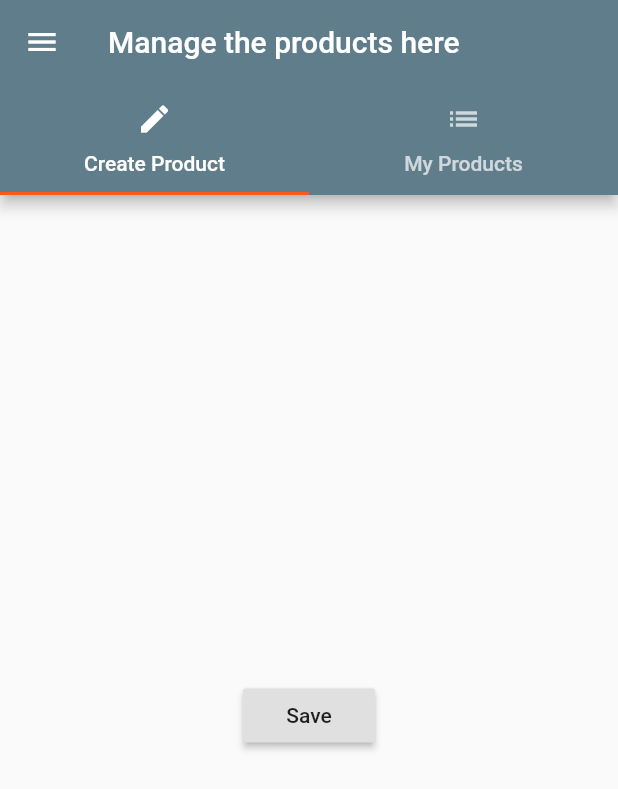
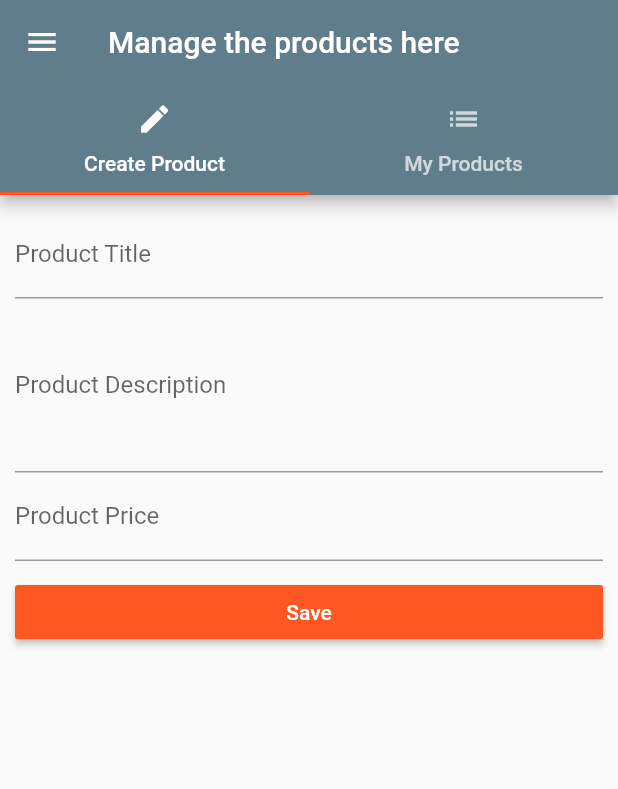
Before and after one commit to theonoelgithub/flutter_schwarzmuller_course, a Flutter app: the ProductsAdminPage screen opened by its route, on a phone screen of 412 x 824 dp. Shown: the top 789 px of the screen. Run offline on Flutter 3.47's test engine with Material 2 defaults, Android fonts, the phone set to English and light mode, and no system bars.

Commit message:
working with forms

```diff
--- a/lib/main.dart
+++ b/lib/main.dart
@@ -4,7 +4,7 @@ import 'package:flutter/material.dart';
 import './pages/products_admin.dart';
 import './pages/products.dart';
 import './pages/product.dart';
-
+import './pages/auth.dart';
 
 void main() {
   // debugPaintSizeEnabled = true;
@@ -21,9 +21,9 @@ class MyApp extends StatefulWidget {
 }
 
 class _MyAppState extends State<MyApp> {
-  List<Map<String, String>> _products = [];
+  List<Map<String, dynamic>> _products = [];
 
-  void _addProduct(Map<String, String> product) {
+  void _addProduct(Map<String, dynamic> product) {
     setState(() {
       _products.add(product);
     });
@@ -46,8 +46,9 @@ class _MyAppState extends State<MyApp> {
           accentColor: Colors.deepOrange),
       // home: AuthPage(),
       routes: {
-        '/': (BuildContext context) => ProductsPage(_products, _addProduct, _deleteProduct),
-        '/admin': (BuildContext context) => ProductsAdminPage(),
+        '/': (BuildContext context) => AuthPage(),
+        '/products': (BuildContext context) => ProductsPage(_products),
+        '/admin': (BuildContext context) => ProductsAdminPage(_addProduct, _deleteProduct),
       },
       onGenerateRoute: (RouteSettings settings) {
         final List<String> pathElements = settings.name.split('/');
@@ -67,7 +68,7 @@ class _MyAppState extends State<MyApp> {
         return null;
       },
       onUnknownRoute: (RouteSettings settings) {
-        return MaterialPageRoute(builder: (BuildContext context) => ProductsPage(_products, _addProduct, _deleteProduct));
+        return MaterialPageRoute(builder: (BuildContext context) => ProductsPage(_products));
       },
     );
   }
--- a/lib/pages/product_create.dart
+++ b/lib/pages/product_create.dart
@@ -1,19 +1,68 @@
 import 'package:flutter/material.dart';
 
-class ProductCreatePage extends StatelessWidget {
+class ProductCreatePage extends StatefulWidget {
+ final Function addProduct;
+
+ ProductCreatePage(this.addProduct);
+
+  @override
+  _ProductCreatePageState createState() => _ProductCreatePageState();
+}
+
+class _ProductCreatePageState extends State<ProductCreatePage> {
+  String _titleValue = "";
+  String _descriptionValue = "";
+  double _priceValue;
+
+
   @override
   Widget build(BuildContext context) {
-    return Center(
-      child: RaisedButton(
-        child: Text('Save'),
-        onPressed: () {
-          showModalBottomSheet(
-            context: context,
-            builder: (BuildContext context) {
-              return Center(child: Text('This is a Modal'),);
-            },
-          );
-        }
+    return Container(
+      margin: EdgeInsets.all(10.0),
+      child: ListView(
+        children: <Widget>[
+          TextField(
+            decoration: InputDecoration(labelText: 'Product Title'),
+            onChanged: (String value) {
+              setState(() {
+                _titleValue = value;
+              }
+            );
+          }),
+          TextField(
+            decoration: InputDecoration(labelText: 'Product Description'),
+            maxLines: 4,
+            onChanged: (String value) {
+              setState(() {
+                _descriptionValue = value;
+              }
+            );
+          }),
+          TextField(
+            decoration: InputDecoration(labelText: 'Product Price'),
+            keyboardType: TextInputType.number ,
+            onChanged: (String value) {
+              setState(() {
+                _priceValue = double.parse(value);
+              }
+            );
+          }),
+          SizedBox(height: 10.0),
+          RaisedButton(
+            color: Theme.of(context).accentColor,
+            textColor: Colors.white,
+            child: Text('Save'),
+            onPressed: () {
+              final Map<String, dynamic> product = {
+                'title': _titleValue,
+                'description': _descriptionValue,
+                'price': _priceValue,
+                'image': 'assets/food.jpg'};
+              widget.addProduct(product);
+              Navigator.pushReplacementNamed(context, '/products');
+              },
+          )
+        ],
       ),
     );
   }
--- a/lib/pages/products_admin.dart
+++ b/lib/pages/products_admin.dart
@@ -4,6 +4,11 @@ import './product_create.dart';
 import './product_list.dart';
 
 class ProductsAdminPage extends StatelessWidget {
+  final Function addProduct;
+  final Function deleteProduct;
+
+  ProductsAdminPage(this.addProduct, this.deleteProduct);
+
 
   @override
   Widget build(BuildContext context) {
@@ -25,7 +30,7 @@ class ProductsAdminPage extends StatelessWidget {
         ),
         body: TabBarView(
           children: <Widget>[
-            ProductCreatePage(),
+            ProductCreatePage(addProduct),
             ProductListPage()
           ],
         ),
--- a/lib/products.dart
+++ b/lib/products.dart
@@ -1,7 +1,7 @@
 import 'package:flutter/material.dart';
 
 class Products extends StatelessWidget {
-  final List<Map<String, String>> products;
+  final List<Map<String, dynamic>> products;
   final Function deleteProduct;
 
   Products(this.products, {this.deleteProduct}) {
```
Also changed, not shown: lib/pages/auth.dart (+55 -10 lines), lib/pages/products.dart (+3 -5 lines), lib/product_control.dart (deleted, +0 -18 lines), lib/product_manager.dart (+3 -10 lines), pubspec.lock.
